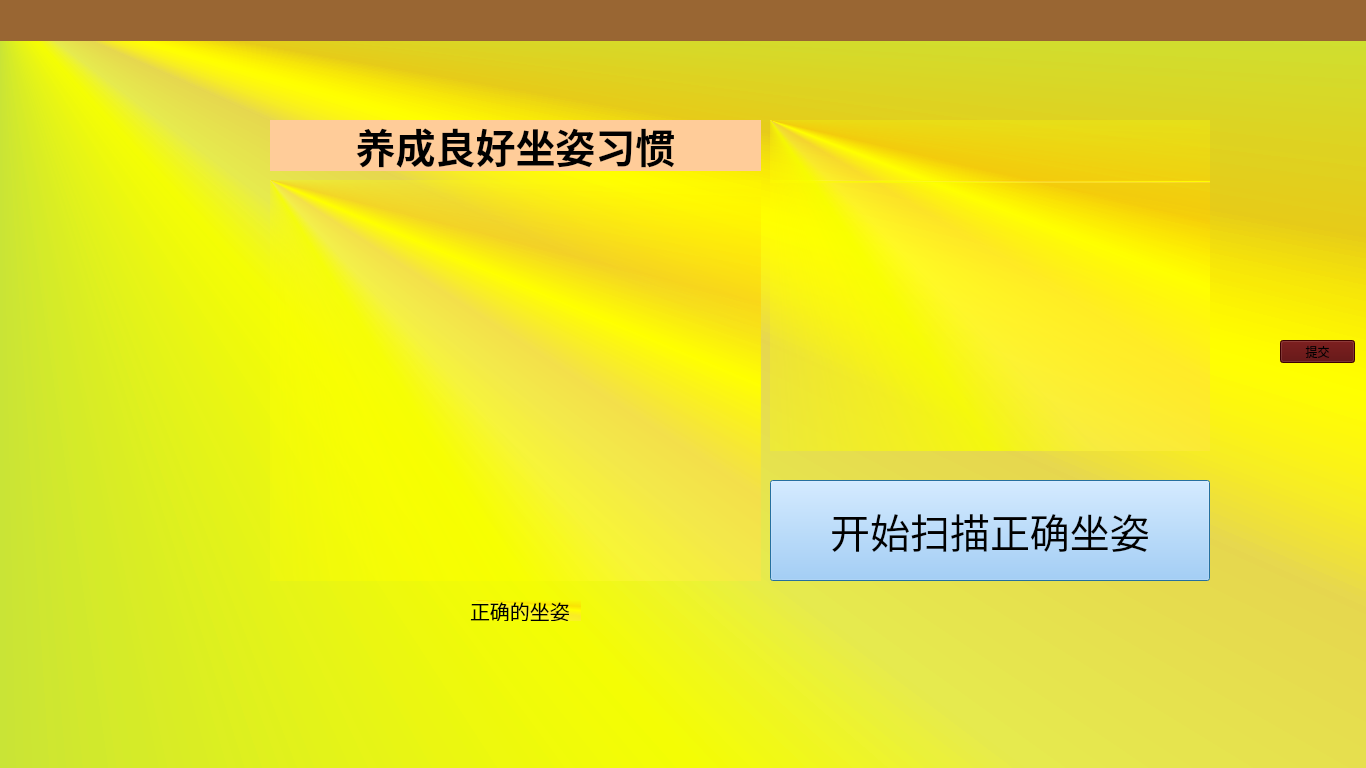
First picture: the form in posturedialog.ui, repository mygrsun/keep-posture, before the edit.
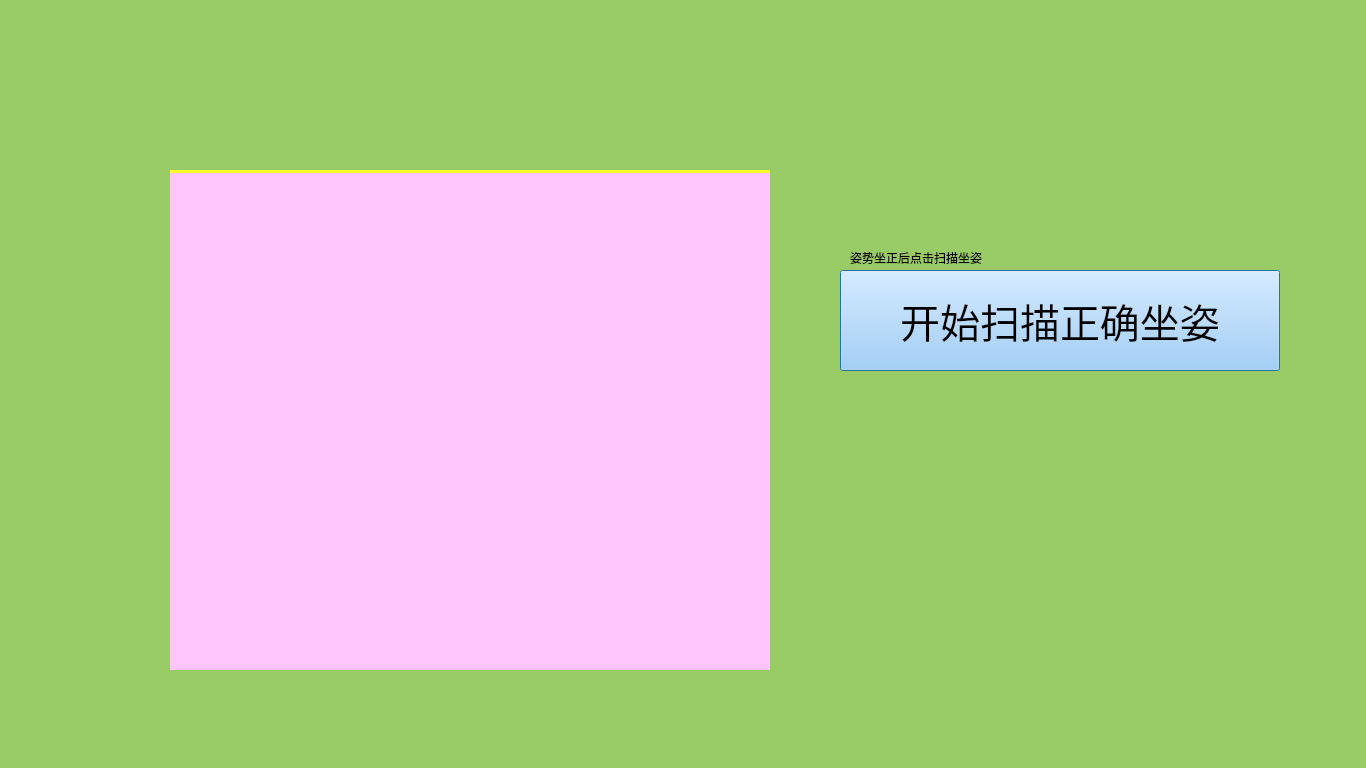
Second picture: the form after the edit. Icons and pictures are not drawn.

What changed in the file:
```diff
--- a/posturedialog.ui
+++ b/posturedialog.ui
@@ -34,62 +34,17 @@
     <bool>false</bool>
    </property>
    <property name="styleSheet">
-    <string notr="true">background-color: qconicalgradient(cx:0, cy:0, angle:135, stop:0 rgba(255, 255, 0, 69), stop:0.375 rgba(255, 255, 0, 69), stop:0.423533 rgba(251, 255, 0, 145), stop:0.45 rgba(247, 255, 0, 208), stop:0.477581 rgba(255, 244, 71, 130), stop:0.518717 rgba(255, 218, 71, 130), stop:0.55 rgba(255, 255, 0, 255), stop:0.57754 rgba(255, 203, 0, 130), stop:0.625 rgba(255, 255, 0, 69), stop:1 rgba(255, 255, 0, 69));</string>
+    <string notr="true"/>
    </property>
    <property name="currentIndex">
     <number>0</number>
    </property>
    <widget class="QWidget" name="page">
-    <widget class="QLabel" name="noticeLable">
-     <property name="geometry">
-      <rect>
-       <x>270</x>
-       <y>120</y>
-       <width>491</width>
-       <height>51</height>
-      </rect>
-     </property>
-     <property name="font">
-      <font>
-       <pointsize>30</pointsize>
-       <weight>75</weight>
-       <bold>true</bold>
-      </font>
-     </property>
-     <property name="styleSheet">
-      <string notr="true">background-color: #FFCC99;</string>
-     </property>
-     <property name="text">
-      <string>养成良好坐姿习惯</string>
-     </property>
-     <property name="alignment">
-      <set>Qt::AlignCenter</set>
-     </property>
-    </widget>
-    <widget class="QLabel" name="label">
-     <property name="geometry">
-      <rect>
-       <x>270</x>
-       <y>180</y>
-       <width>491</width>
-       <height>401</height>
-      </rect>
-     </property>
-     <property name="text">
-      <string/>
-     </property>
-     <property name="pixmap">
-      <pixmap resource="res.qrc">:/imgs/image/standardposture.jpg</pixmap>
-     </property>
-     <property name="scaledContents">
-      <bool>true</bool>
-     </property>
-    </widget>
     <widget class="QPushButton" name="beginScanBtn">
      <property name="geometry">
       <rect>
-       <x>770</x>
-       <y>480</y>
+       <x>840</x>
+       <y>270</y>
        <width>440</width>
        <height>101</height>
       </rect>
@@ -109,10 +64,10 @@
     <widget class="QLabel" name="pframeLable">
      <property name="geometry">
       <rect>
-       <x>770</x>
-       <y>120</y>
-       <width>440</width>
-       <height>331</height>
+       <x>170</x>
+       <y>170</y>
+       <width>600</width>
+       <height>500</height>
       </rect>
      </property>
      <property name="font">
@@ -120,6 +75,9 @@
        <pointsize>35</pointsize>
       </font>
      </property>
+     <property name="styleSheet">
+      <string notr="true">background-color: rgb(255, 197, 251);</string>
+     </property>
      <property name="text">
       <string/>
      </property>
@@ -130,64 +88,30 @@
     <widget class="QLabel" name="scanLineLable">
      <property name="geometry">
       <rect>
-       <x>770</x>
-       <y>180</y>
-       <width>440</width>
+       <x>170</x>
+       <y>170</y>
+       <width>600</width>
        <height>3</height>
       </rect>
      </property>
-     <property name="text">
-      <string/>
-     </property>
-    </widget>
-    <widget class="QLabel" name="label_5">
-     <property name="geometry">
-      <rect>
-       <x>470</x>
-       <y>600</y>
-       <width>111</width>
-       <height>21</height>
-      </rect>
-     </property>
-     <property name="font">
-      <font>
-       <pointsize>15</pointsize>
-      </font>
-     </property>
-     <property name="text">
-      <string>正确的坐姿</string>
-     </property>
-    </widget>
-    <widget class="QLabel" name="label_6">
-     <property name="geometry">
-      <rect>
-       <x>0</x>
-       <y>0</y>
-       <width>1366</width>
-       <height>41</height>
-      </rect>
-     </property>
      <property name="styleSheet">
-      <string notr="true">background-color:#996633;</string>
+      <string notr="true">background-color: rgb(255, 255, 37);</string>
      </property>
      <property name="text">
       <string/>
      </property>
     </widget>
-    <widget class="QPushButton" name="submitAdviseBtn">
+    <widget class="QLabel" name="label">
      <property name="geometry">
       <rect>
-       <x>1280</x>
-       <y>340</y>
-       <width>75</width>
-       <height>23</height>
+       <x>850</x>
+       <y>250</y>
+       <width>191</width>
+       <height>16</height>
       </rect>
      </property>
-     <property name="styleSheet">
-      <string notr="true">background-color: rgb(85, 0, 0);</string>
-     </property>
      <property name="text">
-      <string>提交</string>
+      <string>姿势坐正后点击扫描坐姿</string>
      </property>
     </widget>
    </widget>
```
